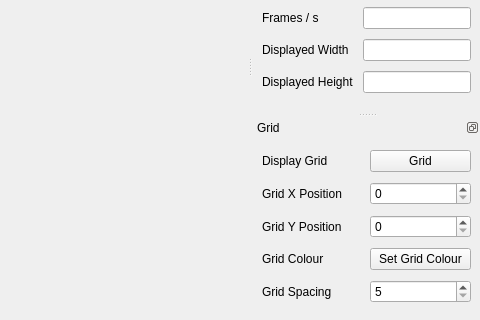
First picture: the form in Viewers/ffmpegViewer.ui, repository areaDetector/ffmpegServer, before the edit; both pictures show x 430 to 910 and y 188 to 508 of the 910 by 508 pixel window.
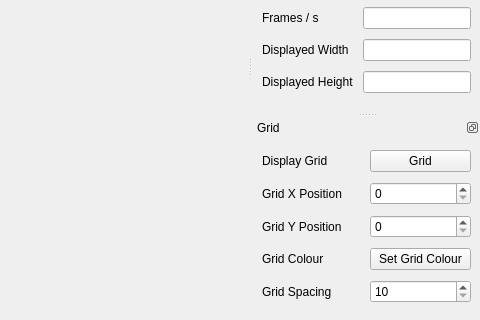
Second picture: the form after the edit. Custom widgets are drawn as their Qt base class.

Commit message: ffmpegViewer: fixed memory leak, made grid drawing more concise

Patch:
```diff
--- a/Viewers/ffmpegViewer.ui
+++ b/Viewers/ffmpegViewer.ui
@@ -258,7 +258,7 @@
      <item row="4" column="1">
       <widget class="SSpinBox" name="gridsSpin">
        <property name="minimum">
-        <number>5</number>
+        <number>10</number>
        </property>
        <property name="maximum">
         <number>2000</number>
```
The commit also changes 2 other files.
